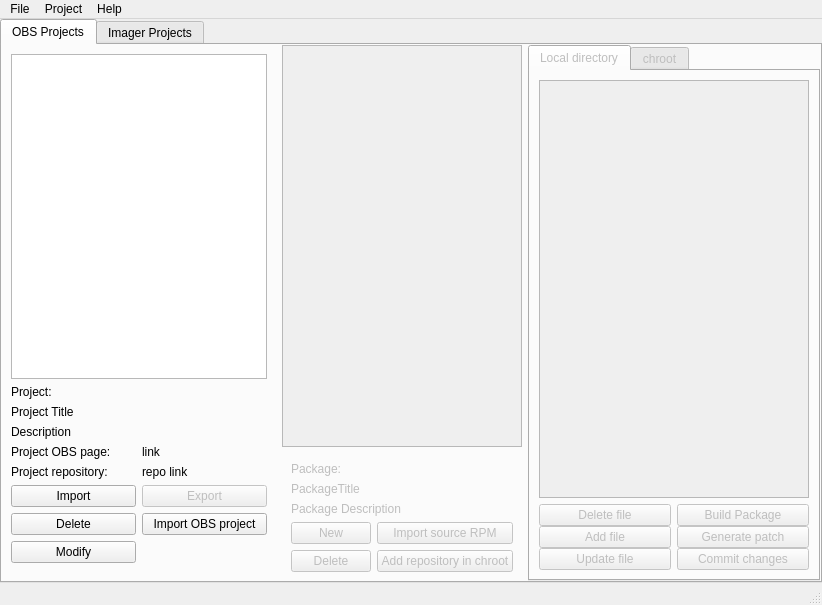
Before: the Qt Designer form src/ObsLightGui/ui/obsLightMain.ui in ronan22/obs-light, drawn with Qt 5.
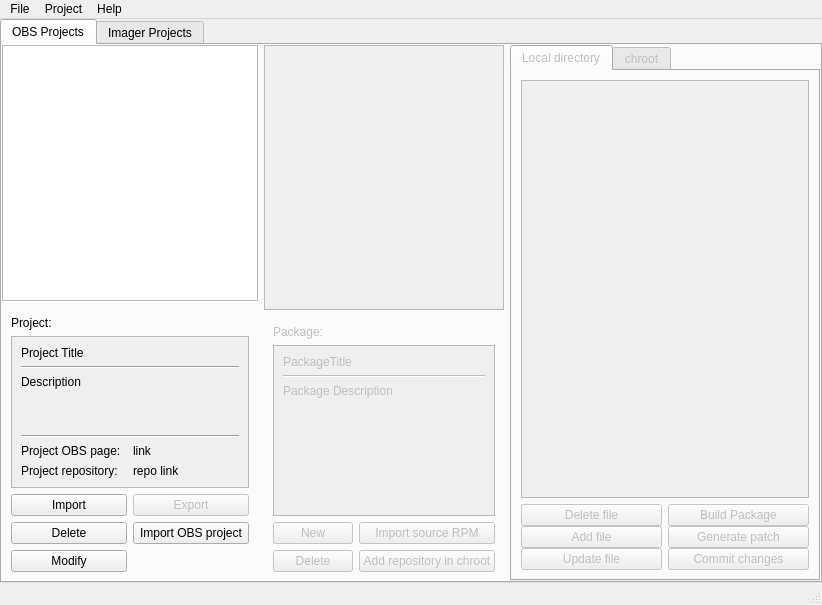
After: the same form once the commit is applied.

Commit message: - improved UI main window: project and package lists are the same height

Patch:
```diff
--- a/src/ObsLightGui/ui/obsLightMain.ui
+++ b/src/ObsLightGui/ui/obsLightMain.ui
@@ -70,45 +70,29 @@
               <bool>true</bool>
              </property>
              <layout class="QVBoxLayout" name="verticalLayout">
-              <property name="leftMargin">
+              <property name="margin">
                <number>0</number>
               </property>
-              <property name="topMargin">
-               <number>0</number>
-              </property>
-              <property name="rightMargin">
-               <number>0</number>
-              </property>
+              <item>
+               <widget class="QListWidget" name="obsProjectsListWidget">
+                <property name="autoScrollMargin">
+                 <number>16</number>
+                </property>
+                <property name="resizeMode">
+                 <enum>QListView::Adjust</enum>
+                </property>
+                <property name="sortingEnabled">
+                 <bool>false</bool>
+                </property>
+               </widget>
+              </item>
               <item>
                <widget class="QWidget" name="projectWidget" native="true">
                 <property name="accessibleName">
                  <string/>
                 </property>
                 <layout class="QGridLayout" name="gridLayout_9">
-                 <item row="4" column="0" colspan="2">
-                  <widget class="QLabel" name="projectDescriptionLabel">
-                   <property name="text">
-                    <string>Description</string>
-                   </property>
-                  </widget>
-                 </item>
-                 <item row="5" column="0">
-                  <widget class="QLabel" name="projectPageLabel">
-                   <property name="text">
-                    <string>Project OBS page:</string>
-                   </property>
-                   <property name="textFormat">
-                    <enum>Qt::RichText</enum>
-                   </property>
-                   <property name="openExternalLinks">
-                    <bool>true</bool>
-                   </property>
-                   <property name="textInteractionFlags">
-                    <set>Qt::TextBrowserInteraction</set>
-                   </property>
-                  </widget>
-                 </item>
-                 <item row="9" column="0">
+                 <item row="6" column="0">
                   <widget class="QPushButton" name="modifyObsProjectButton">
                    <property name="text">
                     <string>Modify</string>
@@ -116,19 +100,6 @@
                   </widget>
                  </item>
                  <item row="5" column="1">
-                  <widget class="QLabel" name="projectPageLinkLabel">
-                   <property name="text">
-                    <string>link</string>
-                   </property>
-                   <property name="openExternalLinks">
-                    <bool>true</bool>
-                   </property>
-                   <property name="textInteractionFlags">
-                    <set>Qt::LinksAccessibleByMouse</set>
-                   </property>
-                  </widget>
-                 </item>
-                 <item row="8" column="1">
                   <widget class="QPushButton" name="newObsProjectButton">
                    <property name="locale">
                     <locale language="English" country="UnitedStates"/>
@@ -138,14 +109,14 @@
                    </property>
                   </widget>
                  </item>
-                 <item row="8" column="0">
+                 <item row="5" column="0">
                   <widget class="QPushButton" name="deleteObsProjectButton">
                    <property name="text">
                     <string>Delete</string>
                    </property>
                   </widget>
                  </item>
-                 <item row="7" column="0">
+                 <item row="4" column="0">
                   <widget class="QPushButton" name="importObsProjectButton">
                    <property name="enabled">
                     <bool>true</bool>
@@ -155,7 +126,7 @@
                    </property>
                   </widget>
                  </item>
-                 <item row="7" column="1">
+                 <item row="4" column="1">
                   <widget class="QPushButton" name="exportObsProjectButton">
                    <property name="enabled">
                     <bool>false</bool>
@@ -172,30 +143,6 @@
                    </property>
                   </widget>
                  </item>
-                 <item row="3" column="0" colspan="2">
-                  <widget class="QLabel" name="projectTitleLabel">
-                   <property name="text">
-                    <string>Project Title</string>
-                   </property>
-                  </widget>
-                 </item>
-                 <item row="6" column="0">
-                  <widget class="QLabel" name="projectRepoPageLabel">
-                   <property name="text">
-                    <string>Project repository:</string>
-                   </property>
-                  </widget>
-                 </item>
-                 <item row="6" column="1">
-                  <widget class="QLabel" name="projectRepoPageLinkLabel">
-                   <property name="text">
-                    <string>repo link</string>
-                   </property>
-                   <property name="openExternalLinks">
-                    <bool>true</bool>
-                   </property>
-                  </widget>
-                 </item>
                  <item row="2" column="1">
                   <widget class="QLabel" name="projectLabelValue">
                    <property name="text">
@@ -203,17 +150,110 @@
                    </property>
                   </widget>
                  </item>
-                 <item row="0" column="0" colspan="2">
-                  <widget class="QListWidget" name="obsProjectsListWidget">
-                   <property name="autoScrollMargin">
-                    <number>16</number>
+                 <item row="3" column="0" colspan="2">
+                  <widget class="QScrollArea" name="scrollArea">
+                   <property name="widgetResizable">
+                    <bool>true</bool>
                    </property>
-                   <property name="resizeMode">
-                    <enum>QListView::Adjust</enum>
-                   </property>
-                   <property name="sortingEnabled">
-                    <bool>false</bool>
-                   </property>
+                   <widget class="QWidget" name="scrollAreaWidgetContents">
+                    <property name="geometry">
+                     <rect>
+                      <x>0</x>
+                      <y>0</y>
+                      <width>242</width>
+                      <height>153</height>
+                     </rect>
+                    </property>
+                    <layout class="QGridLayout" name="gridLayout_2">
+                     <item row="0" column="0" colspan="2">
+                      <widget class="QLabel" name="projectTitleLabel">
+                       <property name="text">
+                        <string>Project Title</string>
+                       </property>
+                      </widget>
+                     </item>
+                     <item row="2" column="0" colspan="2">
+                      <widget class="QLabel" name="projectDescriptionLabel">
+                       <property name="text">
+                        <string>Description</string>
+                       </property>
+                      </widget>
+                     </item>
+                     <item row="5" column="0">
+                      <widget class="QLabel" name="projectPageLabel">
+                       <property name="text">
+                        <string>Project OBS page:</string>
+                       </property>
+                       <property name="textFormat">
+                        <enum>Qt::RichText</enum>
+                       </property>
+                       <property name="openExternalLinks">
+                        <bool>true</bool>
+                       </property>
+                       <property name="textInteractionFlags">
+                        <set>Qt::TextBrowserInteraction</set>
+                       </property>
+                      </widget>
+                     </item>
+                     <item row="5" column="1">
+                      <widget class="QLabel" name="projectPageLinkLabel">
+                       <property name="text">
+                        <string>link</string>
+                       </property>
+                       <property name="openExternalLinks">
+                        <bool>true</bool>
+                       </property>
+                       <property name="textInteractionFlags">
+                        <set>Qt::LinksAccessibleByMouse</set>
+                       </property>
+                      </widget>
+                     </item>
+                     <item row="6" column="0">
+                      <widget class="QLabel" name="projectRepoPageLabel">
+                       <property name="text">
+                        <string>Project repository:</string>
+                       </property>
+                      </widget>
+                     </item>
+                     <item row="6" column="1">
+                      <widget class="QLabel" name="projectRepoPageLinkLabel">
+                       <property name="text">
+                        <string>repo link</string>
+                       </property>
+                       <property name="openExternalLinks">
+                        <bool>true</bool>
+                       </property>
+                      </widget>
+                     </item>
+                     <item row="3" column="0">
+                      <spacer name="verticalSpacer_6">
+                       <property name="orientation">
+                        <enum>Qt::Vertical</enum>
+                       </property>
+                       <property name="sizeHint" stdset="0">
+                        <size>
+                         <width>20</width>
+                         <height>40</height>
+                        </size>
+                       </property>
+                      </spacer>
+                     </item>
+                     <item row="1" column="0" colspan="2">
+                      <widget class="Line" name="line">
+                       <property name="orientation">
+                        <enum>Qt::Horizontal</enum>
+                       </property>
+                      </widget>
+                     </item>
+                     <item row="4" column="0" colspan="2">
+                      <widget class="Line" name="line_4">
+                       <property name="orientation">
+                        <enum>Qt::Horizontal</enum>
+                       </property>
+                      </widget>
+                     </item>
+                    </layout>
+                   </widget>
                   </widget>
                  </item>
                 </layout>
@@ -267,17 +307,7 @@
                    </property>
                   </widget>
                  </item>
-                 <item row="4" column="0" colspan="2">
-                  <widget class="QLabel" name="packageDescriptionLabel">
-                   <property name="text">
-                    <string>Package Description</string>
-                   </property>
-                   <property name="wordWrap">
-                    <bool>true</bool>
-                   </property>
-                  </widget>
-                 </item>
-                 <item row="5" column="1">
+                 <item row="4" column="1">
                   <widget class="QPushButton" name="importRpmButton">
                    <property name="enabled">
                     <bool>false</bool>
@@ -287,37 +317,86 @@
                    </property>
                   </widget>
                  </item>
-                 <item row="3" column="0" colspan="2">
-                  <widget class="QLabel" name="packageTitleLabel">
-                   <property name="text">
-                    <string>PackageTitle</string>
-                   </property>
-                   <property name="wordWrap">
-                    <bool>true</bool>
-                   </property>
-                  </widget>
-                 </item>
-                 <item row="8" column="0">
+                 <item row="7" column="0">
                   <widget class="QPushButton" name="deletePackageButton">
                    <property name="text">
                     <string>Delete</string>
                    </property>
                   </widget>
                  </item>
-                 <item row="5" column="0">
+                 <item row="4" column="0">
                   <widget class="QPushButton" name="newPackageButton">
                    <property name="text">
                     <string>New</string>
                    </property>
                   </widget>
                  </item>
-                 <item row="8" column="1">
+                 <item row="7" column="1">
                   <widget class="QPushButton" name="addRepoInChrootButton">
                    <property name="text">
                     <string>Add repository in chroot</string>
                    </property>
                   </widget>
                  </item>
+                 <item row="3" column="0" colspan="2">
+                  <widget class="QScrollArea" name="scrollArea_2">
+                   <property name="widgetResizable">
+                    <bool>true</bool>
+                   </property>
+                   <widget class="QWidget" name="scrollAreaWidgetContents_2">
+                    <property name="geometry">
+                     <rect>
+                      <x>0</x>
+                      <y>0</y>
+                      <width>215</width>
+                      <height>180</height>
+                     </rect>
+                    </property>
+                    <layout class="QVBoxLayout" name="verticalLayout_3">
+                     <item>
+                      <widget class="QLabel" name="packageTitleLabel">
+                       <property name="text">
+                        <string>PackageTitle</string>
+                       </property>
+                       <property name="wordWrap">
+                        <bool>true</bool>
+                       </property>
+                      </widget>
+                     </item>
+                     <item>
+                      <widget class="Line" name="line_2">
+                       <property name="orientation">
+                        <enum>Qt::Horizontal</enum>
+                       </property>
+                      </widget>
+                     </item>
+                     <item>
+                      <widget class="QLabel" name="packageDescriptionLabel">
+                       <property name="text">
+                        <string>Package Description</string>
+                       </property>
+                       <property name="wordWrap">
+                        <bool>true</bool>
+                       </property>
+                      </widget>
+                     </item>
+                     <item>
+                      <spacer name="verticalSpacer_5">
+                       <property name="orientation">
+                        <enum>Qt::Vertical</enum>
+                       </property>
+                       <property name="sizeHint" stdset="0">
+                        <size>
+                         <width>20</width>
+                         <height>40</height>
+                        </size>
+                       </property>
+                      </spacer>
+                     </item>
+                    </layout>
+                   </widget>
+                  </widget>
+                 </item>
                 </layout>
                </widget>
               </item>
```
